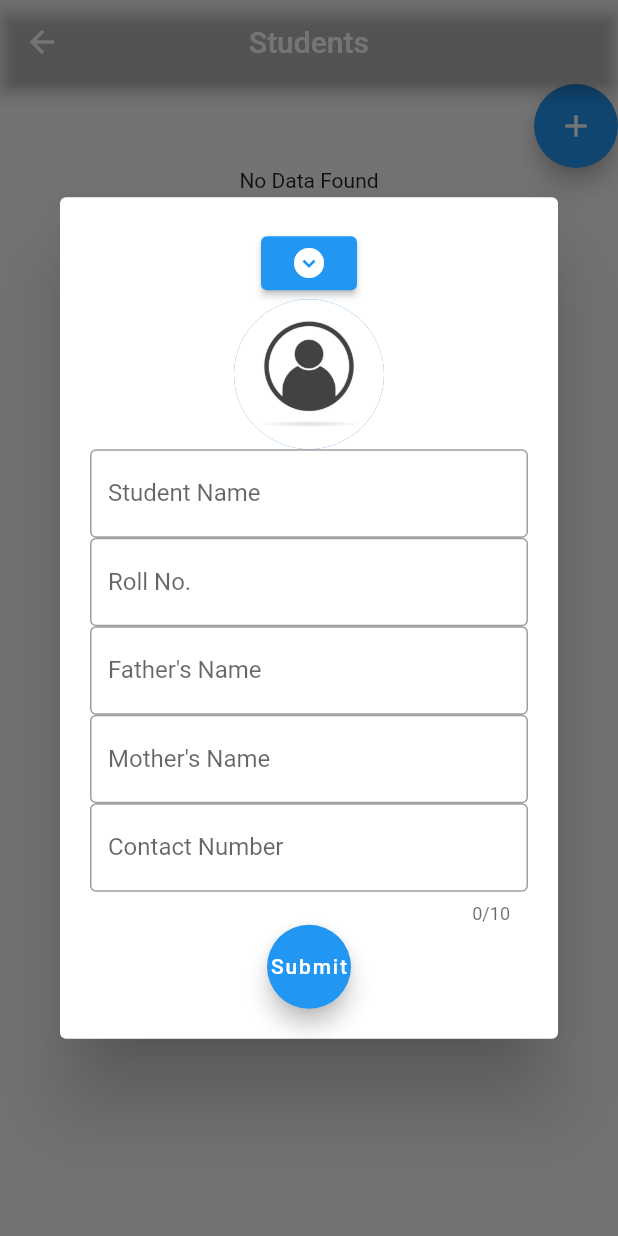
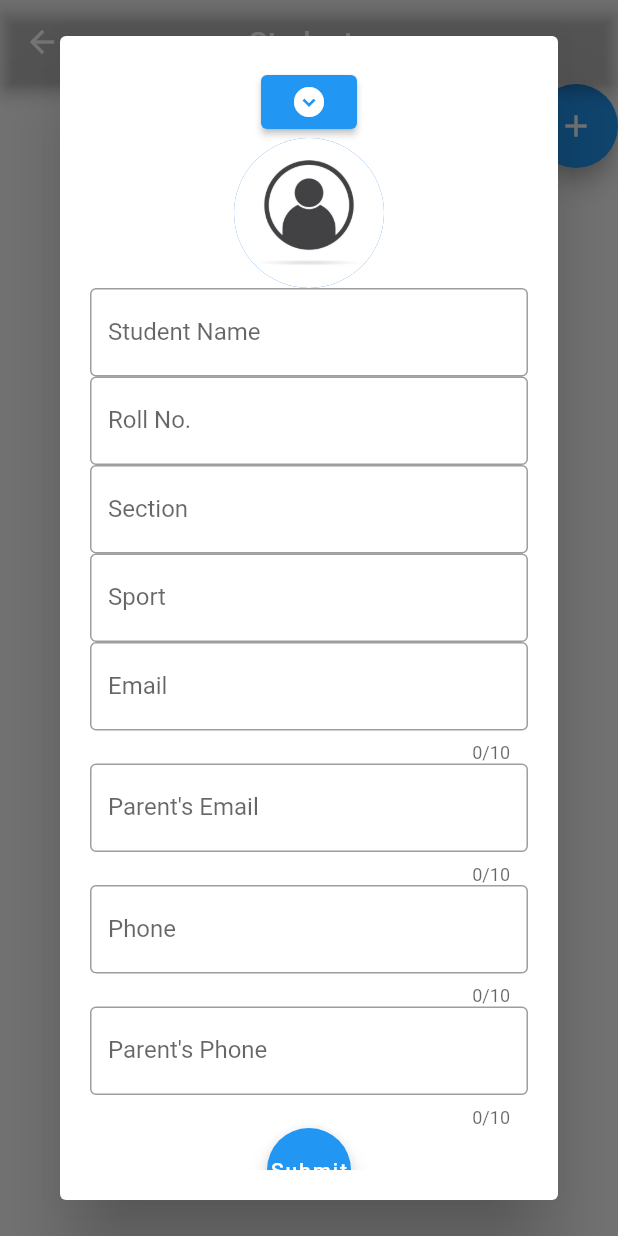
Before and after one commit to Hariharan148/kpr_sports, a Flutter app: the StudentsScreen screen opened by its route, after a tap on the "add" icon, on a phone screen of 412 x 824 dp. Run offline on Flutter 3.47's test engine with Material 2 defaults, Android fonts, the phone set to English and light mode, and no system bars; our stand-ins replace cloud_firestore, firebase_core, firebase_storage, image_picker; accounts and stored records are empty.

Commit message:
Input Changes
Made changes to input field and students lists on the data required

```diff
--- a/lib/students/students_add.dart
+++ b/lib/students/students_add.dart
@@ -22,9 +22,12 @@ class StudentAdd extends StatefulWidget {
 class _StudentAddState extends State<StudentAdd> {
   TextEditingController name = TextEditingController();
   TextEditingController roll = TextEditingController();
-  TextEditingController fname = TextEditingController();
-  TextEditingController mname = TextEditingController();
-  TextEditingController number = TextEditingController();
+  TextEditingController sec = TextEditingController();
+  TextEditingController email = TextEditingController();
+  TextEditingController pemail = TextEditingController();
+  TextEditingController sport = TextEditingController();
+  TextEditingController phone = TextEditingController();
+  TextEditingController pphone = TextEditingController();
   String Img = "";
   String filePath = "";
   String result = "";
@@ -39,9 +42,12 @@ class _StudentAddState extends State<StudentAdd> {
       final user = widget.usr[widget.index];
       name.text = user.name;
       roll.text = user.roll;
-      fname.text = user.fname;
-      mname.text = user.mname;
-      number.text = user.number;
+      sec.text = user.sec;
+      email.text = user.email;
+      pemail.text = user.pemail;
+      sport.text = user.sport;
+      phone.text = user.phone;
+      pphone.text = user.pphone;
       // print(Img);
 
       setState(() {
@@ -94,9 +100,12 @@ class _StudentAddState extends State<StudentAdd> {
       "Image": link,
       "Name": name.text,
       "Roll No": roll.text,
-      "FName": fname.text,
-      "MName": mname.text,
-      "Number": number.text
+      "Section": sec.text,
+      "Sport": sport.text,
+      "Email": email.text,
+      "PEmail": pemail.text,
+      "Phone": phone.text,
+      "PPhone": pphone.text,
     };
     return data;
   }
@@ -149,7 +158,6 @@ class _StudentAddState extends State<StudentAdd> {
                       )
                     ],
                   )),
-              ListView(shrinkWrap: true, children: [
               TextFormField(
                 controller: name,
                 decoration: const InputDecoration(
@@ -161,21 +169,42 @@ class _StudentAddState extends State<StudentAdd> {
                     labelText: "Roll No.", border: OutlineInputBorder()),
               ),
               TextFormField(
-                  controller: fname,
+                controller: sec,
                 decoration: const InputDecoration(
-                      labelText: "Father's Name", border: OutlineInputBorder()),
+                    labelText: "Section", border: OutlineInputBorder()),
               ),
               TextFormField(
-                  controller: mname,
+                controller: sport,
                 decoration: const InputDecoration(
-                      labelText: "Mother's Name", border: OutlineInputBorder()),
+                    labelText: "Sport", border: OutlineInputBorder()),
               ),
               TextFormField(
                 keyboardType: TextInputType.number,
                 maxLength: 10,
-                  controller: number,
+                controller: email,
                 decoration: const InputDecoration(
-                      labelText: "Contact Number",
+                    labelText: "Email",
+                    border: OutlineInputBorder()),
+              ),TextFormField(
+                keyboardType: TextInputType.number,
+                maxLength: 10,
+                controller: pemail,
+                decoration: const InputDecoration(
+                    labelText: "Parent's Email",
+                    border: OutlineInputBorder()),
+              ),TextFormField(
+                keyboardType: TextInputType.number,
+                maxLength: 10,
+                controller: phone,
+                decoration: const InputDecoration(
+                    labelText: "Phone",
+                    border: OutlineInputBorder()),
+              ),TextFormField(
+                keyboardType: TextInputType.number,
+                maxLength: 10,
+                controller: pphone,
+                decoration: const InputDecoration(
+                    labelText: "Parent's Phone",
                     border: OutlineInputBorder()),
               ),
               Visibility(
@@ -183,11 +212,6 @@ class _StudentAddState extends State<StudentAdd> {
                 child: FloatingActionButton(
                   onPressed: () {
                     uploadImg();
-                      print("-------------------------------------------");
-                      print(Img);
-                      print(result);
-                      print("-------------------------------------------");
-
                     Navigator.pop(context);
                   },
                   child: const Text("Submit"),
@@ -198,13 +222,11 @@ class _StudentAddState extends State<StudentAdd> {
                 child: FloatingActionButton(
                   onPressed: () {
                     saveImg();
-
                     Navigator.pop(context);
                   },
                   child: const Text("Save"),
                 ),
               ),
-              ]),
             ],
           ),
         ),
--- a/lib/students/students_model.dart
+++ b/lib/students/students_model.dart
@@ -3,31 +3,38 @@ import 'package:cloud_firestore/cloud_firestore.dart';
 class UserModel {
   final String? uid;
   final String? name;
-  final String? fname;
-  final String? mname;
+  final String? email;
+  final String? pemail;
+  final String? phone;
+  final String? pphone;
+  final String? image;
   final String? roll;
-  final String? number;
-  final String? image;
+  final String? sec;
+  final String? sport;
 
-  const UserModel(
-      {required this.uid,
-      required this.name,
-      required this.fname,
-      required this.mname,
-      required this.roll,
-      required this.number,
-      required this.image});
+  const UserModel({
+    required this.uid,
+    required this.name,
+    required this.email,
+    required this.pemail,
+    required this.phone,
+    required this.pphone,
+    required this.image,
+    required this.roll,
+    required this.sec,
+    required this.sport,
+  });
 
-  tojson() {
-    return {
-      "Name": name,
-      "Father Name": fname,
-      "Mother Name": mname,
-      "Roll No": roll,
-      "Number": number,
-      "Image": image
-    };
-  }
+  // tojson() {
+  //   return {
+  //     "Name": name,
+  //     "Father Name": fname,
+  //     "Mother Name": mname,
+  //     "Roll No": roll,
+  //     "Number": number,
+  //     "Image": image
+  //   };
+  // }
 
   factory UserModel.fromSnapshot(
       DocumentSnapshot<Map<String, dynamic>> document) {
@@ -35,11 +42,14 @@ class UserModel {
     return UserModel(
       uid: document.id,
       name: data["Name"],
-      fname: data["FName"],
-      mname: data["MName"],
+      email: data["Email"],
+      pemail: data["PEmail"],
+      phone: data["Phone"],
+      pphone: data["PPhone"],
+      sec: data["Section"],
       roll: data["Roll No"],
-      number: data["Number"],
-      image: data["Image"],
+      sport: data["Sport"],
+      image: data["Image"]
     );
   }
 }
```
Also changed, not shown: lib/home/home.dart (+59 -34 lines), lib/students/students.dart (+62 -7 lines). Lines whose indentation alone changed are shown as unchanged.
